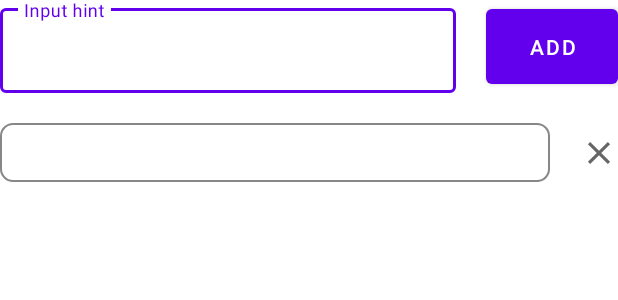
After one commit to shortSparrow/translateApp, an Android app: the layout add_hints.xml on its own in the app's theme, with its tools: preview values and no code run, on a phone screen of 412 x 824 dp. The commit adds this screen. Shown: the top 300 px of the screen. Run offline under Robolectric (Android 15) with nearby library versions, the phone set to English and light mode, and no system bars.

```diff
--- a/app/src/main/AndroidManifest.xml
+++ b/app/src/main/AndroidManifest.xml
@@ -12,7 +12,8 @@
         android:theme="@style/Theme.TtanslateApp">
         <activity
             android:name=".presentation.MainActivity"
-            android:exported="true">
+            android:exported="true"
+            android:windowSoftInputMode="adjustResize">
             <intent-filter>
                 <action android:name="android.intent.action.MAIN" />
 
--- /dev/null
+++ b/app/src/main/res/drawable/close.xml
@@ -0,0 +1,10 @@
+<vector xmlns:android="http://schemas.android.com/apk/res/android"
+    android:width="24dp"
+    android:height="24dp"
+    android:viewportWidth="24"
+    android:viewportHeight="24"
+    android:tint="?attr/colorControlNormal">
+  <path
+      android:fillColor="@android:color/white"
+      android:pathData="M19,6.41L17.59,5 12,10.59 6.41,5 5,6.41 10.59,12 5,17.59 6.41,19 12,13.41 17.59,19 19,17.59 13.41,12z"/>
+</vector>
--- /dev/null
+++ b/app/src/main/res/drawable/translate_word_item_shape.xml
@@ -0,0 +1,12 @@
+<?xml version="1.0" encoding="utf-8"?>
+<shape xmlns:android="http://schemas.android.com/apk/res/android" android:shape="rectangle" >
+    <corners
+        android:radius="8dp"
+        />
+
+
+    <stroke
+        android:width="1dp"
+        android:color="#878787"
+        />
+</shape>
--- /dev/null
+++ b/app/src/main/res/layout/add_hints.xml
@@ -0,0 +1,46 @@
+<?xml version="1.0" encoding="utf-8"?>
+<androidx.constraintlayout.widget.ConstraintLayout xmlns:android="http://schemas.android.com/apk/res/android"
+    xmlns:app="http://schemas.android.com/apk/res-auto"
+    android:layout_width="match_parent"
+    android:layout_height="match_parent">
+
+    <com.google.android.material.textfield.TextInputLayout
+        android:id="@+id/input_hint_container"
+        style="@style/Widget.MaterialComponents.TextInputLayout.OutlinedBox"
+        android:layout_width="0dp"
+        android:layout_height="wrap_content"
+        android:layout_marginRight="@dimen/gutter"
+        android:hint="@string/input_hint"
+        app:layout_constraintEnd_toStartOf="@+id/button"
+        app:layout_constraintStart_toStartOf="parent"
+        app:layout_constraintTop_toTopOf="parent"
+        app:shapeAppearance="?attr/shapeAppearanceSmallComponent">
+
+        <com.google.android.material.textfield.TextInputEditText
+            android:id="@+id/input_hint"
+            android:layout_width="match_parent"
+            android:layout_height="wrap_content"
+            app:layout_constraintEnd_toEndOf="parent"
+            app:layout_constraintStart_toStartOf="parent"
+            app:layout_constraintTop_toTopOf="parent" />
+
+    </com.google.android.material.textfield.TextInputLayout>
+
+    <Button
+        android:id="@+id/button"
+        android:layout_width="wrap_content"
+        android:layout_height="0dp"
+        android:text="add"
+        app:layout_constraintBottom_toBottomOf="@+id/input_hint_container"
+        app:layout_constraintEnd_toEndOf="parent"
+        app:layout_constraintTop_toTopOf="@+id/input_hint_container" />
+
+    <include
+        android:id="@+id/translate_hint_item"
+        layout="@layout/translate_hint_item"
+        android:layout_width="match_parent"
+        android:layout_height="wrap_content"
+        android:layout_marginTop="@dimen/gutter"
+        app:layout_constraintTop_toBottomOf="@+id/input_hint_container" />
+
+</androidx.constraintlayout.widget.ConstraintLayout>
--- /dev/null
+++ b/app/src/main/res/layout/translate_hint_item.xml
@@ -0,0 +1,50 @@
+<androidx.constraintlayout.widget.ConstraintLayout xmlns:android="http://schemas.android.com/apk/res/android"
+    xmlns:app="http://schemas.android.com/apk/res-auto"
+    xmlns:tools="http://schemas.android.com/tools"
+    android:layout_width="match_parent"
+    android:layout_height="wrap_content">
+
+    <com.google.android.flexbox.FlexboxLayout
+        android:layout_width="match_parent"
+        android:layout_height="wrap_content"
+        app:flexWrap="wrap"
+        app:layout_constraintEnd_toEndOf="parent"
+        app:layout_constraintStart_toStartOf="parent"
+        app:layout_constraintTop_toTopOf="parent">
+
+        <androidx.constraintlayout.widget.ConstraintLayout
+            android:layout_width="match_parent"
+            android:layout_height="wrap_content"
+            android:orientation="horizontal">
+
+            <TextView
+                android:id="@+id/hint_item"
+                android:layout_width="0dp"
+                android:layout_height="wrap_content"
+                android:layout_marginRight="@dimen/gutter"
+                android:background="@drawable/translate_word_item_shape"
+                android:padding="10dp"
+                app:layout_constraintBottom_toBottomOf="parent"
+                app:layout_constraintEnd_toStartOf="@+id/delete_hint"
+                app:layout_constraintStart_toStartOf="parent"
+                app:layout_constraintTop_toTopOf="parent"
+                tools:text="Lorem ipsum..." />
+
+
+            <ImageView
+                android:id="@+id/delete_hint"
+                android:layout_width="25dp"
+                android:layout_height="25dp"
+                android:layout_gravity="center_vertical"
+                android:src="@drawable/close"
+                app:layout_constraintBottom_toBottomOf="parent"
+                app:layout_constraintEnd_toEndOf="parent"
+                app:layout_constraintTop_toTopOf="parent" />
+
+        </androidx.constraintlayout.widget.ConstraintLayout>
+
+
+    </com.google.android.flexbox.FlexboxLayout>
+
+
+</androidx.constraintlayout.widget.ConstraintLayout>
--- /dev/null
+++ b/app/src/main/res/values/dimens.xml
@@ -0,0 +1,6 @@
+<?xml version="1.0" encoding="utf-8"?>
+<resources>
+    <dimen name="large_gutter">40dp</dimen>
+    <dimen name="gutter">20dp</dimen>
+    <dimen name="small_gutter">8dp</dimen>
+</resources>
```
Also changed, not shown: app/build.gradle (+8 -1 lines), app/src/main/java/com/example/ttanslateapp/presentation/modify_word/ModifyWordFragment.kt (+81 -3 lines), app/src/main/res/layout/add_translate.xml (added, +61 -0 lines), app/src/main/res/layout/chips.xml (added, +22 -0 lines), app/src/main/res/layout/fragment_modify_word.xml (+71 -18 lines), app/src/main/res/layout/input_translated_word.xml (added, +49 -0 lines), app/src/main/res/layout/translate_word_description.xml (added, +41 -0 lines), app/src/main/res/menu/translate_hint_menu.xml (added, +7 -0 lines), app/src/main/res/values/strings.xml (+11 -3 lines).
